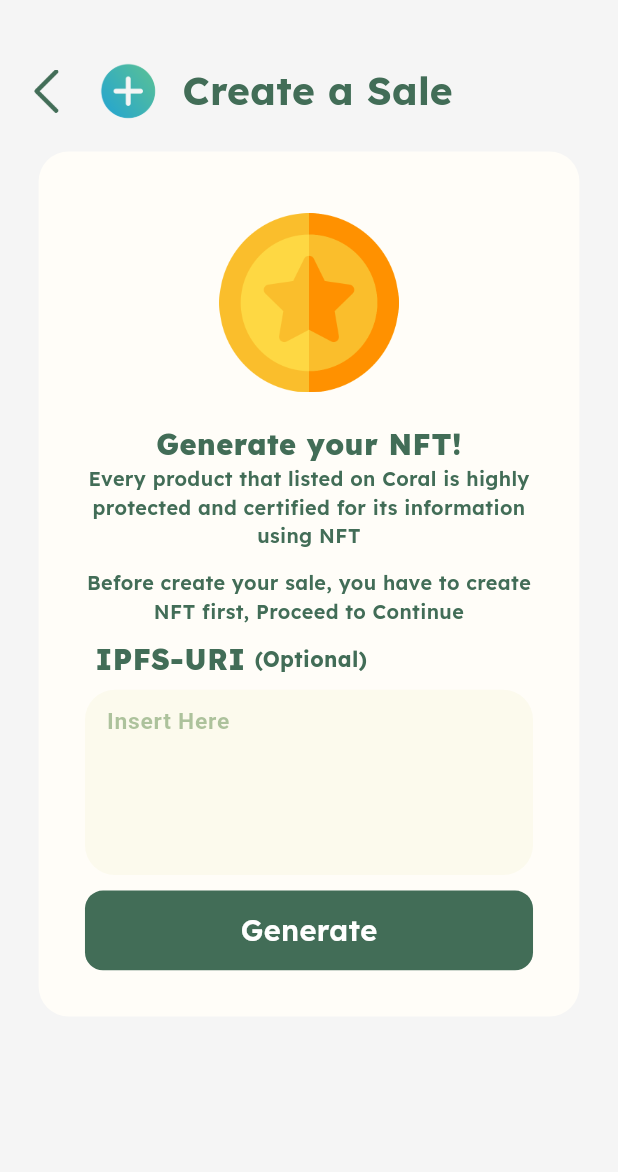
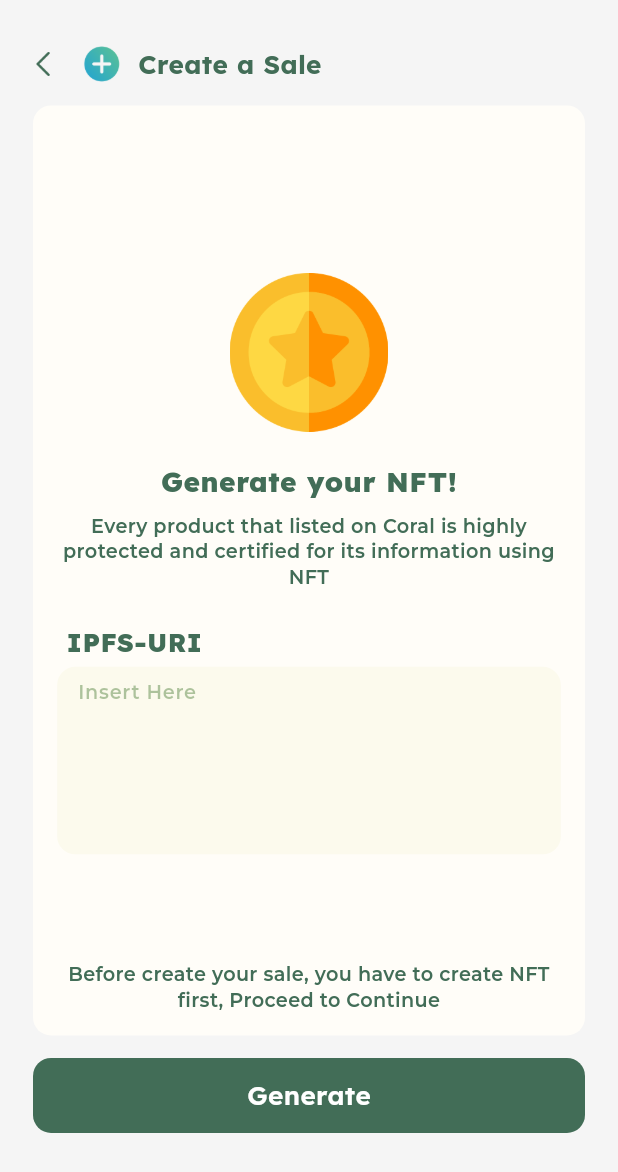
Before and after one commit to winnaldo/Coral, a Flutter app: the CreateNFT screen opened directly, on a phone screen of 412 x 824 dp. Shown: the top 1172 px of the screen. Run offline on Flutter 3.47's test engine with Material 3 defaults, Android fonts, the phone set to English and light mode, and no system bars; our stand-ins replace google_fonts.

Commit message:
sizing changes

```diff
--- a/lib/pages/create_nft.dart
+++ b/lib/pages/create_nft.dart
@@ -1,8 +1,6 @@
 // ignore_for_file: prefer_const_constructors, prefer_const_literals_to_create_immutables
-
-import 'package:coral_ui/pages/homepage.dart';
-import 'package:coral_ui/pages/navigation.dart';
 import 'package:coral_ui/pages/notifications/success_nft.dart';
+import 'package:coral_ui/utils/sizing.dart';
 import 'package:flutter/material.dart';
 import 'package:google_fonts/google_fonts.dart';
 
@@ -34,50 +32,47 @@ class _CreateNFTState extends State<CreateNFT> {
   @override
   Widget build(BuildContext context) {
     Size size = MediaQuery.of(context).size;
-
-    // screen dimensions
-    bool isMobile = size.width <= 768;
-    bool isTablet = size.width > 768 && size.width <= 992;
-    bool isDesktop = size.width >= 992;
-
     return Scaffold(
       resizeToAvoidBottomInset: false,
       backgroundColor: Colors.grey[100],
       body: SafeArea(
         child: Padding(
           padding: EdgeInsets.only(
-            top: size.height * 0.05,
-            right: size.width * 0.04,
-            left: size.width * 0.04,
-            bottom: size.width * 0.04,
+            top: 24.h,
+            right: 12.w,
+            left: 12.w,
+            bottom: 18.h,
           ),
           child: Column(
             children: [
               Row(
                 children: [
+                  SizedBox(
+                    width: 6.w,
+                  ),
                   Image(
-                    height: size.width * 0.07,
-                    width: size.width * 0.07,
+                    height: 14.w,
+                    width: 14.w,
                     image: AssetImage('lib/imgs/back.png'),
                     color: Color.fromARGB(255, 66, 109, 87),
                   ),
                   SizedBox(
-                    width: size.width * 0.05,
+                    width: 16.w,
                   ),
                   Image(
-                    height: size.width * 0.095,
-                    width: size.width * 0.095,
+                    height: 22.w,
+                    width: 22.w,
                     image: AssetImage('lib/imgs/add2.png'),
                   ),
                   SizedBox(
-                    width: size.width * 0.04,
+                    width: 10.w,
                   ),
                   Text(
                     "Create a Sale",
                     style: GoogleFonts.lexend(
                       textStyle: TextStyle(
                         color: Color.fromARGB(255, 66, 109, 87),
-                        fontSize: size.height * 0.0315,
+                        fontSize: 15.fs,
                         fontWeight: FontWeight.w700,
                       ),
                     ),
@@ -85,76 +80,68 @@ class _CreateNFTState extends State<CreateNFT> {
                 ],
               ),
               SizedBox(
-                height: size.height * 0.025,
+                height: 12.h,
               ),
               Container(
-                height: size.height * 0.7,
-                width: size.width * 0.875,
+                height: 496.h,
+                width: 320.w,
                 decoration: BoxDecoration(
                   color: Color.fromARGB(255, 255, 253, 248),
                   borderRadius: BorderRadius.all(
-                    Radius.circular(20),
+                    Radius.circular(12),
                   ),
                 ),
                 child: Padding(
                   padding: EdgeInsets.only(
-                    top: size.height * 0.05,
-                    right: size.width * 0.075,
-                    left: size.width * 0.075,
-                    bottom: size.width * 0.075,
+                    top: 16.h,
+                    right: 14.w,
+                    left: 14.w,
+                    bottom: 12.h,
                   ),
                   child: Column(
                     mainAxisAlignment: MainAxisAlignment.spaceBetween,
                     children: [
+                      SizedBox(
+                        height: 16.h,
+                      ),
                       Column(
                         children: [
                           Image(
-                            height: size.width * 0.29,
-                            width: size.width * 0.29,
+                            height: 92.w,
+                            width: 92.w,
                             image: AssetImage('lib/imgs/coin.png'),
                           ),
                           SizedBox(
-                            height: size.height * 0.025,
+                            height: 16.h,
                           ),
                           Text(
                             "Generate your NFT!",
                             style: GoogleFonts.lexend(
                               textStyle: TextStyle(
                                 color: Color.fromARGB(255, 66, 109, 87),
-                                fontSize: size.height * 0.0235,
+                                fontSize: 15.h,
                                 fontWeight: FontWeight.w800,
                               ),
                             ),
                           ),
+                          SizedBox(
+                            height: 6.h,
+                          ),
                           Text(
                             "Every product that listed on Coral is highly protected and certified for its information using NFT",
                             textAlign: TextAlign.center,
-                            style: GoogleFonts.lexend(
+                            style: GoogleFonts.montserrat(
                               textStyle: TextStyle(
                                 color: Color.fromARGB(255, 66, 109, 87),
-                                fontSize: size.height * 0.016,
+                                fontSize: 11.fs,
                                 fontWeight: FontWeight.w600,
+                                height: 1.35,
                               ),
                             ),
                           ),
                           SizedBox(
-                            height: size.height * 0.015,
+                            height: 18.h,
                           ),
-                          Text(
-                            "Before create your sale, you have to create NFT first, Proceed to Continue",
-                            textAlign: TextAlign.center,
-                            style: GoogleFonts.lexend(
-                              textStyle: TextStyle(
-                                color: Color.fromARGB(255, 66, 109, 87),
-                                fontSize: size.height * 0.016,
-                                fontWeight: FontWeight.w600,
-                              ),
-                            ),
-                          ),
-                        ],
-                      ),
-                      Column(
-                        children: [
                           Row(
                             children: [
                               Text(
@@ -162,48 +149,36 @@ class _CreateNFTState extends State<CreateNFT> {
                                 style: GoogleFonts.lexend(
                                   textStyle: TextStyle(
                                     color: Color.fromARGB(255, 66, 109, 87),
-                                    fontSize: size.height * 0.0235,
+                                    fontSize: 15.fs,
                                     fontWeight: FontWeight.w800,
-                                  ),
-                                ),
-                              ),
-                              SizedBox(
-                                width: size.width * 0.015,
-                              ),
-                              Text(
-                                "(Optional)",
-                                style: GoogleFonts.lexend(
-                                  textStyle: TextStyle(
-                                    color: Color.fromARGB(255, 66, 109, 87),
-                                    fontSize: size.height * 0.017,
-                                    fontWeight: FontWeight.w700,
                                   ),
                                 ),
                               ),
                             ],
                           ),
                           SizedBox(
-                            height: size.height * 0.0075,
+                            height: 3.h,
                           ),
                           Container(
-                            height: size.height * 0.15,
-                            width: size.width * 1,
+                            height: 100.h,
+                            width: 320.w,
                             decoration: BoxDecoration(
                               color: Color.fromARGB(255, 252, 250, 237),
                               borderRadius: BorderRadius.all(
-                                Radius.circular(20),
+                                Radius.circular(12),
                               ),
                             ),
                             child: Padding(
                               padding: EdgeInsets.symmetric(
-                                  vertical: size.width * 0.01,
-                                  horizontal: size.width * 0.035),
+                                vertical: 3.h,
+                                horizontal: 12.w,
+                              ),
                               child: Column(
                                 crossAxisAlignment: CrossAxisAlignment.start,
                                 children: [
                                   SizedBox(
-                                    height: size.height * 0.135,
-                                    width: size.width * 1,
+                                    height: 90.h,
+                                    width: 320.w,
                                     child: TextFormField(
                                       expands: true,
                                       maxLines: null,
@@ -214,9 +189,17 @@ class _CreateNFTState extends State<CreateNFT> {
                                         border: InputBorder.none,
                                         hintText: 'Insert Here',
                                         hintStyle: TextStyle(
-                                          fontSize: size.height * 0.0185,
+                                          fontSize: 11.fs,
                                           fontWeight: FontWeight.w600,
                                           color: Color.fromARGB(92, 34, 96, 12),
+                                        ),
+                                      ),
+                                      style: GoogleFonts.montserrat(
+                                        textStyle: TextStyle(
+                                          color:
+                                              Color.fromARGB(255, 66, 109, 87),
+                                          fontSize: 11.fs,
+                                          fontWeight: FontWeight.w500,
                                         ),
                                       ),
                                     ),
@@ -225,16 +208,34 @@ class _CreateNFTState extends State<CreateNFT> {
                               ),
                             ),
                           ),
+                        ],
+                      ),
+                      Text(
+                        "Before create your sale, you have to create NFT first, Proceed to Continue",
+                        textAlign: TextAlign.center,
+                        style: GoogleFonts.montserrat(
+                          textStyle: TextStyle(
+                            color: Color.fromARGB(255, 66, 109, 87),
+                            fontSize: 11.fs,
+                            fontWeight: FontWeight.w600,
+                            height: 1.35,
+                          ),
+                        ),
+                      ),
+                    ],
+                  ),
+                ),
+              ),
               SizedBox(
-                            height: size.height * 0.0125,
+                height: 12.h,
               ),
               GestureDetector(
                 onTap: () {
                   _isLoading ? null : _onSubmit();
                 },
                 child: Container(
-                              height: size.height * 0.0645,
-                              width: size.width * 1,
+                  height: 40.h,
+                  width: 320.w,
                   decoration: BoxDecoration(
                     color: Color.fromARGB(255, 66, 109, 87),
                     borderRadius: BorderRadius.circular(12),
@@ -242,8 +243,8 @@ class _CreateNFTState extends State<CreateNFT> {
                   child: Center(
                     child: _isLoading
                         ? Container(
-                                        width: 24,
-                                        height: 24,
+                            width: 20.w,
+                            height: 20.w,
                             padding: const EdgeInsets.all(2.0),
                             child: const CircularProgressIndicator(
                               color: Colors.white,
@@ -255,17 +256,11 @@ class _CreateNFTState extends State<CreateNFT> {
                             style: GoogleFonts.lexend(
                               textStyle: TextStyle(
                                 color: Colors.white,
-                                            fontSize: size.height * 0.0235,
+                                fontSize: 15.fs,
                                 fontWeight: FontWeight.w600,
                               ),
                             ),
                           ),
-                              ),
-                            ),
-                          ),
-                        ],
-                      ),
-                    ],
                   ),
                 ),
               ),
```
Also changed, not shown: lib/pages/buy_now.dart (+85 -79 lines), lib/pages/make_a_bid.dart (+8 -0 lines), lib/pages/notifications/success_bid.dart (+10 -10 lines), lib/pages/notifications/success_close.dart (+11 -11 lines), lib/pages/notifications/success_nft.dart (+7 -7 lines), lib/pages/notifications/success_sale.dart (+12 -12 lines). Lines whose indentation alone changed are shown as unchanged.
